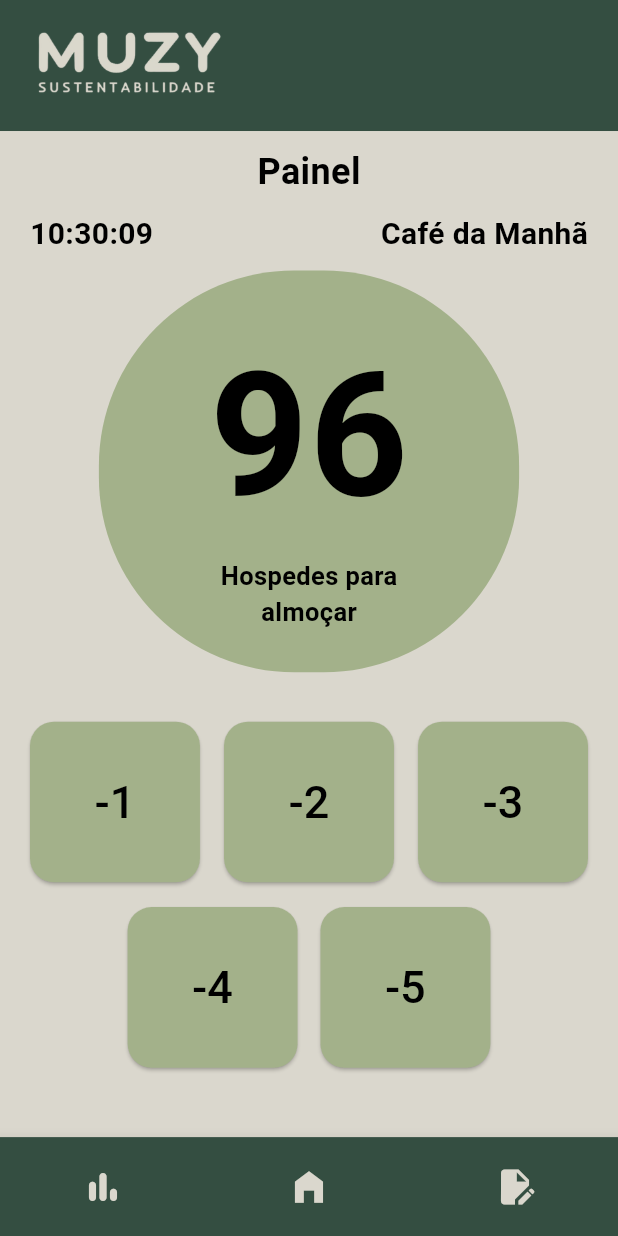
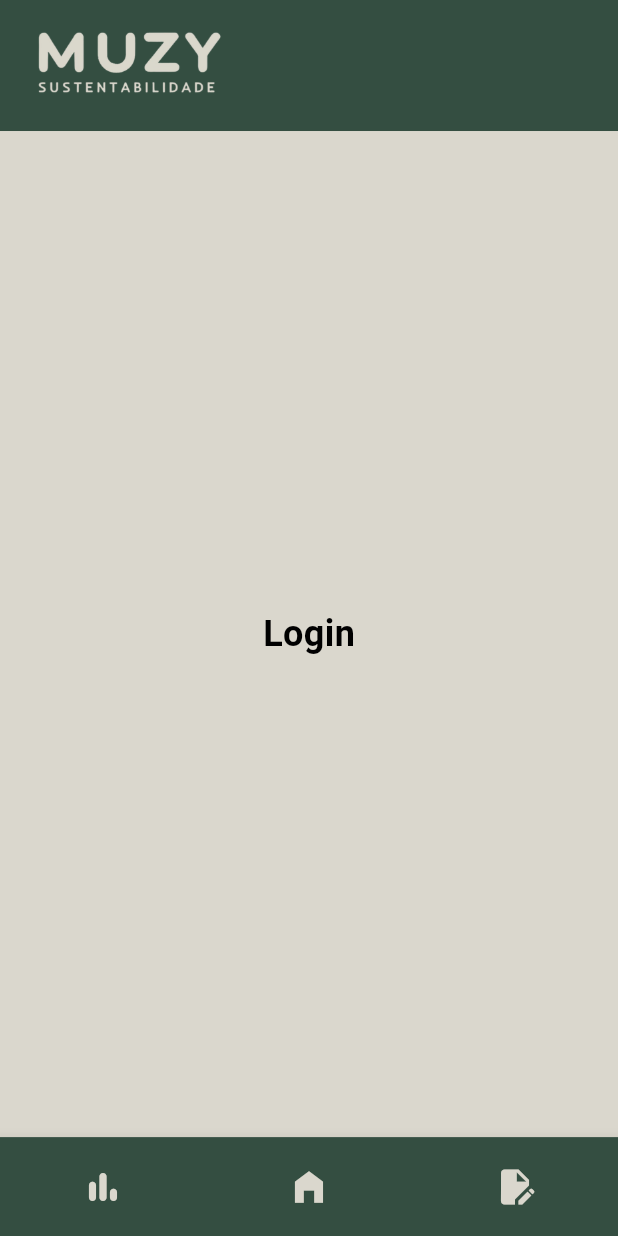
Before and after one commit to PietroBlackDev/Muzy-Sustentabilidade, a Flutter app: the screen it shows after launch, item 2 of the bottom bar chosen, on a phone screen of 412 x 824 dp. Run offline on Flutter 3.47's test engine with Material 3 defaults, Android fonts, the phone set to English and light mode, and no system bars.

Commit message:
Muzy Sustentabilidade 1.0.1
Criação de novas paginas (em branco).
Dando vida ao BottomNavigation e interligando essas paginas.

```diff
--- a/lib/my_app.dart
+++ b/lib/my_app.dart
@@ -1,5 +1,5 @@
-import 'package:tg/pages/my_home_page.dart';
 import 'package:flutter/material.dart';
+import 'package:tg/pages/my_screen_page.dart';
 import 'package:tg/themes/my_theme.dart';
 
 class MyApp extends StatelessWidget {
@@ -11,7 +11,7 @@ class MyApp extends StatelessWidget {
       title: 'Flutter Demo',
       debugShowCheckedModeBanner: false,
       theme: myTheme,
-      home: const MyHomePage(title: ''),
+      home: HomeScreen(),
     );
   }
 }
--- /dev/null
+++ b/lib/pages/my_forms_page.dart
@@ -0,0 +1,26 @@
+import 'package:flutter/material.dart';
+
+class MyFormsPage extends StatefulWidget {
+  MyFormsPage();
+  @override
+  State<MyFormsPage> createState() => _MyFormsPageState();
+}
+
+class _MyFormsPageState extends State<MyFormsPage> {
+  @override
+  Widget build(BuildContext context) {
+    return Scaffold(
+      body: Center(
+        child: Column(
+          mainAxisAlignment: MainAxisAlignment.center,
+          children: <Widget>[
+            Text(
+              'Login',
+              style: TextStyle(fontSize: 24, fontWeight: FontWeight.bold),
+            ),
+          ],
+        ),
+      ),
+    );
+  }
+}
--- a/lib/pages/my_home_page.dart
+++ b/lib/pages/my_home_page.dart
@@ -1,15 +1,10 @@
 import 'dart:async';
-
 import 'package:flutter/material.dart';
 import 'package:intl/intl.dart';
 
 int valorHospedes = 96;
 
 class MyHomePage extends StatefulWidget {
-  const MyHomePage({super.key, required this.title});
-
-  final String title;
-
   @override
   State<MyHomePage> createState() => _MyHomePageState();
 }
@@ -25,10 +20,16 @@ class _MyHomePageState extends State<MyHomePage> {
     tipoRefeicao();
   }
 
+  @override
+  void setState(VoidCallback fn) {
+    if (!mounted) return;
+    super.setState(fn);
+  }
+
   void contador() {
-    setState(() {
-      horario = DateFormat.Hms().format(DateTime.now()).toString();
-    });
+      setState(() {
+        horario = DateFormat.Hms().format(DateTime.now()).toString();
+      });
   }
 
   void tipoRefeicao() {
@@ -45,16 +46,12 @@ class _MyHomePageState extends State<MyHomePage> {
       int comparacaoTarde = compareTimes(horarioAtual, horarioTarde);
 
       if (comparacaoCafe < 0) {
-        print('Cafe');
         refeicao = 'Café da Manhã';
       } else if (comparacaoAlmoco < 0) {
-        print('Almoco');
         refeicao = 'Almoço';
       } else if (comparacaoTarde < 0) {
-        print('Tarde');
         refeicao = 'Café da Tarde';
       } else if (comparacaoJanta < 0) {
-        print('Janta');
         refeicao = 'Jantar';
       }
     });
@@ -77,15 +74,6 @@ class _MyHomePageState extends State<MyHomePage> {
     });
 
     return Scaffold(
-      appBar: AppBar(
-        toolbarHeight: MediaQuery.of(context).size.height * 0.106,
-        backgroundColor: Theme.of(context).colorScheme.primary,
-        leading: Padding(
-          padding: const EdgeInsets.only(left: 10),
-          child: Image.asset('assets/images/logosemfundo.png'),
-        ),
-        leadingWidth: 160,
-      ),
       body: Center(
         child: Column(
           mainAxisAlignment: MainAxisAlignment.start,
@@ -357,42 +345,6 @@ class _MyHomePageState extends State<MyHomePage> {
           ],
         ),
       ),
-
-      bottomNavigationBar: SizedBox(
-        height: MediaQuery.of(context).size.height * 0.08,
-        child: BottomNavigationBar(
-          showSelectedLabels: true,
-          iconSize: 28,
-          showUnselectedLabels: false,
-          currentIndex: 0,
-          selectedFontSize: 0,
-          backgroundColor: Theme.of(context).colorScheme.primary,
-          type: BottomNavigationBarType.fixed,
-          items: [
-            BottomNavigationBarItem(
-              icon: Icon(
-                Icons.bar_chart_rounded,
-                color: Theme.of(context).colorScheme.surface,
-              ),
-              label: "",
-            ),
-            BottomNavigationBarItem(
-              icon: Icon(
-                Icons.home_filled,
-                color: Theme.of(context).colorScheme.surface,
-              ),
-              label: "",
-            ),
-            BottomNavigationBarItem(
-              icon: Icon(
-                Icons.edit_document,
-                color: Theme.of(context).colorScheme.surface,
-              ),
-              label: "",
-            ),
-          ],
-        ),
-      ),
     );
   }
 }
--- /dev/null
+++ b/lib/pages/my_screen_page.dart
@@ -0,0 +1,72 @@
+import 'package:flutter/material.dart';
+import 'package:tg/pages/my_forms_page.dart';
+import 'package:tg/pages/my_home_page.dart';
+import 'package:tg/pages/my_statistic_page.dart';
+
+class HomeScreen extends StatefulWidget {
+  @override
+  _HomeScreenState createState() => _HomeScreenState();
+}
+
+class _HomeScreenState extends State<HomeScreen> {
+  int _indiceAtual = 0;
+  final List<Widget> _telas = [MyHomePage(), MyFormsPage(), MyStatisticPage()];
+
+  @override
+  Widget build(BuildContext context) {
+    return Scaffold(
+      appBar: AppBar(
+        toolbarHeight: MediaQuery.of(context).size.height * 0.106,
+        backgroundColor: Theme.of(context).colorScheme.primary,
+        leading: Padding(
+          padding: const EdgeInsets.only(left: 10),
+          child: Image.asset('assets/images/logosemfundo.png'),
+        ),
+        leadingWidth: 160,
+      ),
+      body: _telas[_indiceAtual],
+      bottomNavigationBar: SizedBox(
+        height: MediaQuery.of(context).size.height * 0.08,
+        child: BottomNavigationBar(
+          onTap: onTabTapped,
+          showSelectedLabels: true,
+          iconSize: 28,
+          showUnselectedLabels: false,
+          currentIndex: 0,
+          selectedFontSize: 0,
+          backgroundColor: Theme.of(context).colorScheme.primary,
+          type: BottomNavigationBarType.fixed,
+          items: [
+            BottomNavigationBarItem(
+              icon: Icon(
+                Icons.bar_chart_rounded,
+                color: Theme.of(context).colorScheme.surface,
+              ),
+              label: "",
+            ),
+            BottomNavigationBarItem(
+              icon: Icon(
+                Icons.home_filled,
+                color: Theme.of(context).colorScheme.surface,
+              ),
+              label: "",
+            ),
+            BottomNavigationBarItem(
+              icon: Icon(
+                Icons.edit_document,
+                color: Theme.of(context).colorScheme.surface,
+              ),
+              label: "",
+            ),
+          ],
+        ),
+      ),
+    );
+  }
+
+  void onTabTapped(int index) {
+    setState(() {
+      _indiceAtual = index;
+    });
+  }
+}
```
Also changed, not shown: lib/pages/my_statistic_page.dart (added, +22 -0 lines).
